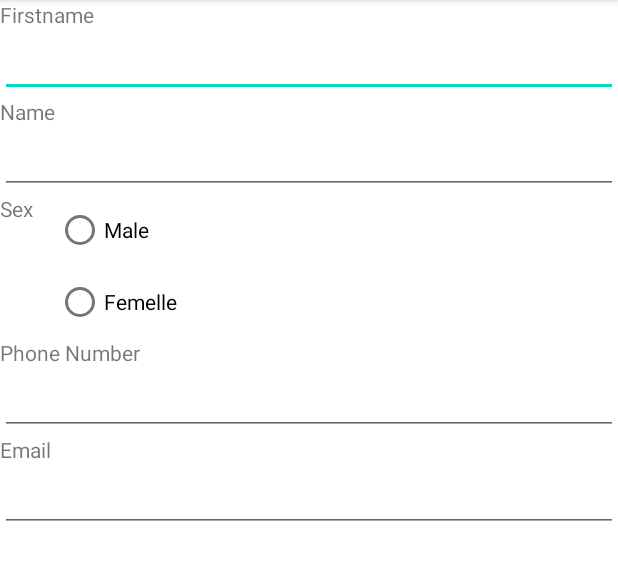
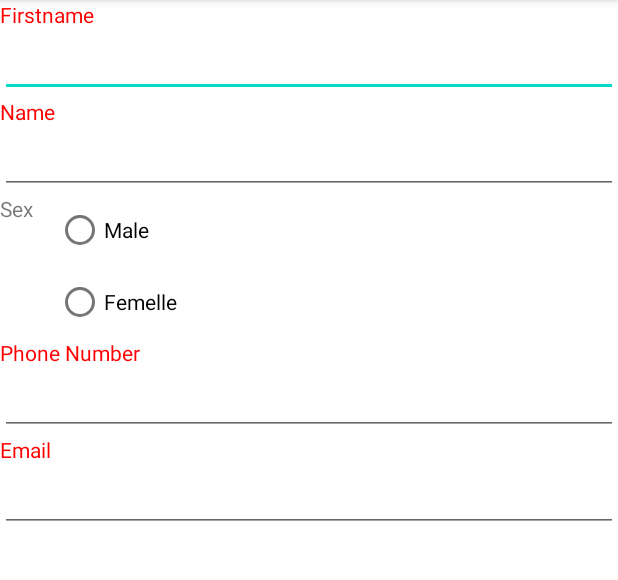
Before and after one commit to delorme38/Android_1_Lab3, an Android app: the AddContactActivity screen opened directly, with no data from a screen before it, after a tap on "SAVE", on a phone screen of 412 x 824 dp, the part 84-664 px from its top. Run offline under Robolectric (Android 15) with nearby library versions, the phone set to English and light mode, and no system bars; our stand-ins replace data binding; libraries missing offline, so code that uses them is left out: androidx.core.content; 4 statements that could not run were skipped.

```diff
--- a/app/src/main/java/com/delorme/lab3/AddContactActivity.java
+++ b/app/src/main/java/com/delorme/lab3/AddContactActivity.java
@@ -2,22 +2,35 @@ package com.delorme.lab3;
 
 import static android.content.ContentValues.TAG;
 
+import androidx.annotation.NonNull;
 import androidx.appcompat.app.AppCompatActivity;
 import androidx.databinding.DataBindingUtil;
 
 import android.content.Intent;
 import android.os.Bundle;
+import android.os.Parcel;
+import android.os.Parcelable;
 import android.util.Log;
 import android.view.Menu;
 import android.view.MenuItem;
 
 import com.delorme.lab3.databinding.ActivityAddContactBinding;
 
+import java.util.ArrayList;
+import java.util.HashMap;
+import java.util.Map;
+
 public class AddContactActivity extends AppCompatActivity {
+
+    final private String CONTACT = "contact";
+    final private String FIELDSCOLOR = "fieldsColor";
+
     private ActivityAddContactBinding _binding;
     private AppService appService;
     private Contact contact;
     private boolean update = false;
+
+    FieldsColor fieldsColor = new FieldsColor();
 
     @Override
     protected void onCreate(Bundle savedInstanceState) {
@@ -29,10 +42,24 @@ public class AddContactActivity extends AppCompatActivity {
         if (lookIfUpdate != null) {
             contact = lookIfUpdate;
             update = true;
-        } else {
+        } else if(savedInstanceState != null) {
+            contact = savedInstanceState.getParcelable(CONTACT);
+            fieldsColor = savedInstanceState.getParcelable(FIELDSCOLOR);
+
+        }else{
             contact = new Contact();
         }
         _binding.setContact(contact);
+        _binding.setColor(fieldsColor);
+
+    }
+
+    @Override
+    public void onSaveInstanceState(@NonNull Bundle savedInstanceState) {
+
+        savedInstanceState.putParcelable(CONTACT, _binding.getContact());
+        savedInstanceState.putParcelable(FIELDSCOLOR, fieldsColor);
+        super.onSaveInstanceState(savedInstanceState);
     }
 
     @Override
@@ -60,7 +87,7 @@ public class AddContactActivity extends AppCompatActivity {
                 deleteEntries();
                 return true;
             case R.id.idMenuDelete:
-                deleteStudent();
+                deleteContact();
             default:
                 return super.onOptionsItemSelected(item);
         }
@@ -92,13 +119,11 @@ public class AddContactActivity extends AppCompatActivity {
         }
     }
 
-    private void deleteStudent() {
+    private void deleteContact() {
         if (update) {
             int pos = getIntent().getIntExtra("POS", -1);
             if (pos != -1) {
                 appService.getRvAdapter().deleteContact(pos);
-                contact = new Contact();
-                _binding.setContact(contact);
                 invalidateOptionsMenu();
                 backToHome();
             }
@@ -106,27 +131,42 @@ public class AddContactActivity extends AppCompatActivity {
     }
 
     private void backToHome() {
-//        Intent intent = new Intent(this, MainActivity.class);
-//        startActivity(intent);
-//        finish();
         super.onBackPressed();
     }
 
     private Boolean validate() {
-        Boolean valid;
+
+        fieldsColor = new FieldsColor();
+        Boolean valid = true;
         String lastName = contact.getLastName();
         String firstName = contact.getFirstName();
         String phoneNumber = contact.getPhoneNumber();
         String email = contact.getEmail();
 
-        if (lastName.equals("") || firstName.equals("") || phoneNumber.equals("") || phoneNumber.equals("") || email.equals("")) {
-            //code erreur si les champs sont vide
+        if (lastName.isEmpty()){
             valid = false;
-        } else {
-            valid = true;
+            fieldsColor.lastName = R.color.red;
         }
+        if (firstName.isEmpty()){
+            valid = false;
+            fieldsColor.firstName = R.color.red;
+        }
+        if (phoneNumber.isEmpty() || !phoneNumber.matches("[0-9+() -]{7,10}")){
+            valid = false;
+            fieldsColor.phone = R.color.red;
+        }
+        if (email.isEmpty() && !isEmail(email)){
+            valid = false;
+            fieldsColor.email = R.color.red;
+        }
+        _binding.setColor(fieldsColor);
+
         return valid;
     }
 
 
+    private boolean isEmail(String s) {
+        return s.matches("^[-0-9a-zA-Z.+_]+@[-0-9a-zA-Z.+_]+\\.[a-zA-Z]");
+    }
+
 }
--- /dev/null
+++ b/app/src/main/java/com/delorme/lab3/FieldsColor.java
@@ -0,0 +1,45 @@
+package com.delorme.lab3;
+
+import android.os.Parcel;
+import android.os.Parcelable;
+
+public class FieldsColor implements Parcelable {
+    public int firstName = R.color.black;
+    public int lastName = R.color.black;
+    public int email = R.color.black;
+    public int phone = R.color.black;
+
+    public FieldsColor(){}
+
+    protected FieldsColor(Parcel in) {
+        firstName = in.readInt();
+        lastName = in.readInt();
+        email = in.readInt();
+        phone = in.readInt();
+    }
+
+    @Override
+    public void writeToParcel(Parcel dest, int flags) {
+        dest.writeInt(firstName);
+        dest.writeInt(lastName);
+        dest.writeInt(email);
+        dest.writeInt(phone);
+    }
+
+    @Override
+    public int describeContents() {
+        return 0;
+    }
+
+    public static final Creator<FieldsColor> CREATOR = new Creator<FieldsColor>() {
+        @Override
+        public FieldsColor createFromParcel(Parcel in) {
+            return new FieldsColor(in);
+        }
+
+        @Override
+        public FieldsColor[] newArray(int size) {
+            return new FieldsColor[size];
+        }
+    };
+}
--- a/app/src/main/java/com/delorme/lab3/MainActivity.java
+++ b/app/src/main/java/com/delorme/lab3/MainActivity.java
@@ -13,6 +13,7 @@ import android.content.Intent;
 import android.content.SharedPreferences;
 import android.os.Bundle;
 import android.preference.PreferenceManager;
+import android.util.Log;
 import android.view.Menu;
 
 import com.delorme.lab3.databinding.ActivityMainBinding;
@@ -32,6 +33,7 @@ public class MainActivity extends AppCompatActivity {
     protected void onCreate(Bundle savedInstanceState) {
         super.onCreate(savedInstanceState);
         appService = AppService.getInstance();
+
 
         //Shared Data
         SharedPreferences sharedPrefs = PreferenceManager.getDefaultSharedPreferences(this);
--- a/app/src/main/res/layout/activity_add_contact.xml
+++ b/app/src/main/res/layout/activity_add_contact.xml
@@ -1,9 +1,13 @@
 <?xml version="1.0" encoding="utf-8"?>
 <layout>
     <data>
+        <import type="androidx.core.content.ContextCompat" />
         <variable
             name="contact"
             type="com.delorme.lab3.Contact" />
+        <variable
+            name="color"
+            type="com.delorme.lab3.FieldsColor" />
     </data>
 <LinearLayout xmlns:android="http://schemas.android.com/apk/res/android"
     android:layout_width="match_parent"
@@ -15,6 +19,7 @@
         android:layout_width="wrap_content"
         android:layout_height="wrap_content"
         android:layout_weight="1"
+        android:textColor="@{ContextCompat.getColor(context, color.firstName)}"
         android:text="Firstname" />
 
     <EditText
@@ -31,6 +36,7 @@
         android:layout_width="match_parent"
         android:layout_height="wrap_content"
         android:layout_weight="1"
+        android:textColor="@{ContextCompat.getColor(context, color.lastName)}"
         android:text="Name" />
 
     <EditText
@@ -82,6 +88,7 @@
         android:layout_width="match_parent"
         android:layout_height="wrap_content"
         android:layout_weight="1"
+        android:textColor="@{ContextCompat.getColor(context, color.phone)}"
         android:text="Phone Number" />
 
     <EditText
@@ -98,6 +105,7 @@
         android:layout_width="match_parent"
         android:layout_height="wrap_content"
         android:layout_weight="1"
+        android:textColor="@{ContextCompat.getColor(context, color.email)}"
         android:text="Email" />
 
     <EditText
--- a/app/src/main/res/values/colors.xml
+++ b/app/src/main/res/values/colors.xml
@@ -7,4 +7,5 @@
     <color name="teal_700">#FF018786</color>
     <color name="black">#FF000000</color>
     <color name="white">#FFFFFFFF</color>
+    <color name="red">#FFFF0000</color>
 </resources>
```
